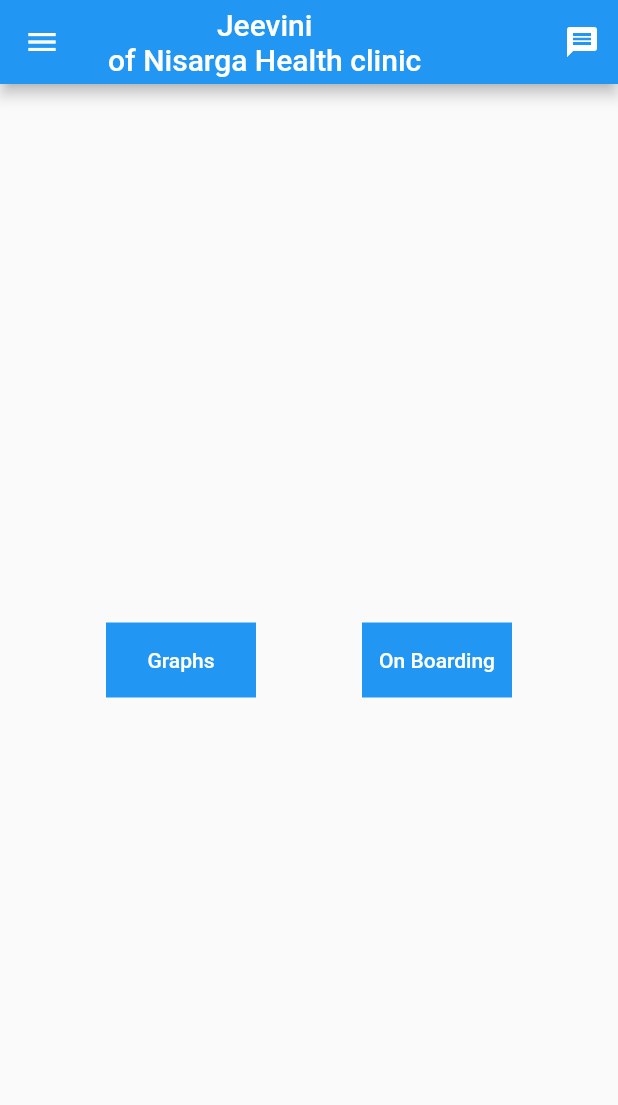
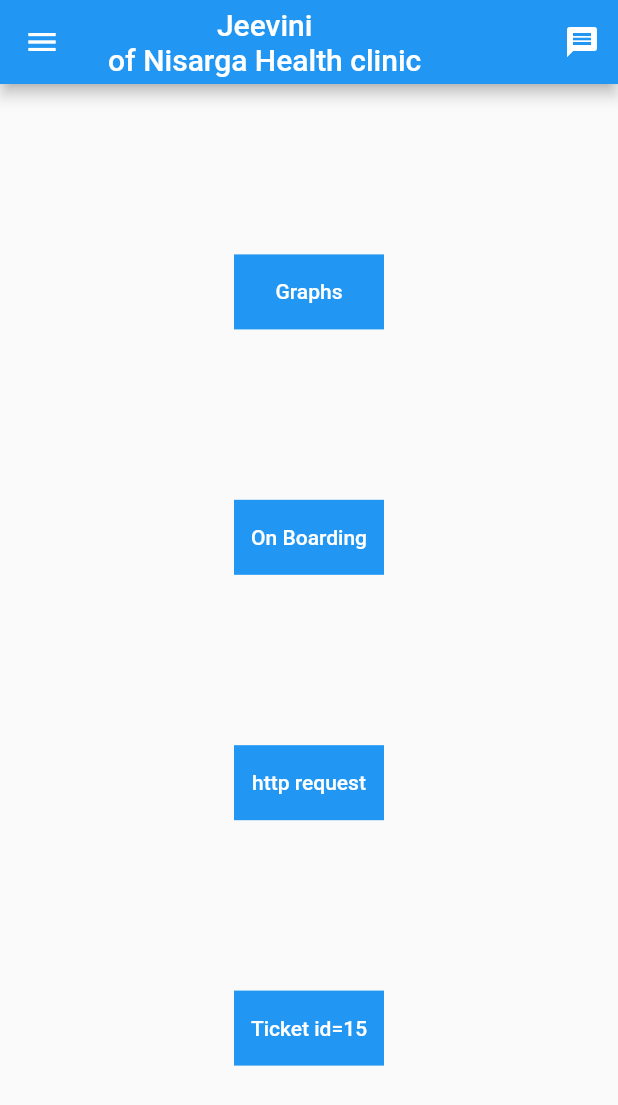
Before and after one commit to krishnaji-yedlapalli/flutter-sample-app, a Flutter app: the screen it shows after launch, on a phone screen of 412 x 824 dp. Shown: the top 1105 px of the screen. Run offline on Flutter 3.47's test engine with Material 2 defaults, Android fonts, the phone set to English and light mode, and no system bars.

Commit message:
created new directory of http response

```diff
--- a/lib/main.dart
+++ b/lib/main.dart
@@ -1,8 +1,9 @@
 import 'package:flutter/material.dart';
-
+import 'package:sample/http%20request/api_on_ticketID15.dart';
 import 'groups/main_graph_selection.dart';
+import 'http request/http_stringResponse.dart';
 import 'text form field/1st_window_on_text_field.dart';
-
+import 'http request/api_on_ticketID15.dart';
 void main() {
   runApp(const MyApp());
 }
@@ -71,7 +72,7 @@ class _MyHomePageState extends State<MyHomePage> {
         ],
       ),
       body:Center(
-          child:Row(
+          child:Column(
              mainAxisAlignment:MainAxisAlignment.spaceEvenly,
              crossAxisAlignment:CrossAxisAlignment.center,
             children:[
@@ -91,6 +92,22 @@ class _MyHomePageState extends State<MyHomePage> {
                   Navigator.push(context, MaterialPageRoute(builder: (_) => FirstWindow()));
                 }),
               ),
+              Container(
+                width:100,
+                height:50,
+                color:Colors.blue,
+                child: TextButton(child: Text('http request',style: TextStyle(color: Colors.white),), onPressed: (){
+                  Navigator.push(context, MaterialPageRoute(builder: (_) => StringResponse()));
+                }),
+              ),
+              Container(
+                width:100,
+                height:50,
+                color:Colors.blue,
+                child: TextButton(child: Text('Ticket id=15',style: TextStyle(color: Colors.white),), onPressed: (){
+                  Navigator.push(context, MaterialPageRoute(builder: (_) => TicketId()));
+                }),
+              ),
 
                ],
 
--- a/lib/text form field/2nd_window_on_text_form_field.dart
+++ b/lib/text form field/2nd_window_on_text_form_field.dart
@@ -172,7 +172,7 @@ class _SecondWindowState extends State<SecondWindow> {
       child: DropdownButton<String>(
         hint: Text('choose state'),
         isExpanded: true,
-        borderRadius: BorderRadius.circular(20),
+        //borderRadius: BorderRadius.circular(20),
         value: dropDownValue3,
         items:
             <String>['Karnataka', 'Kerala', 'Uttarakhand'].map((String value) {
--- a/pubspec.yaml
+++ b/pubspec.yaml
@@ -30,10 +30,10 @@ dependencies:
   flutter:
     sdk: flutter
 
-
   # The following adds the Cupertino Icons font to your application.
   # Use with the CupertinoIcons class for iOS style icons.
   cupertino_icons: ^1.0.2
+  http: ^0.13.4
 
 dev_dependencies:
   flutter_test:
```
Also changed, not shown: lib/http request/api_on_ticketID15.dart (added, +71 -0 lines), lib/http request/http_stringResponse.dart (added, +77 -0 lines), pubspec.lock.
